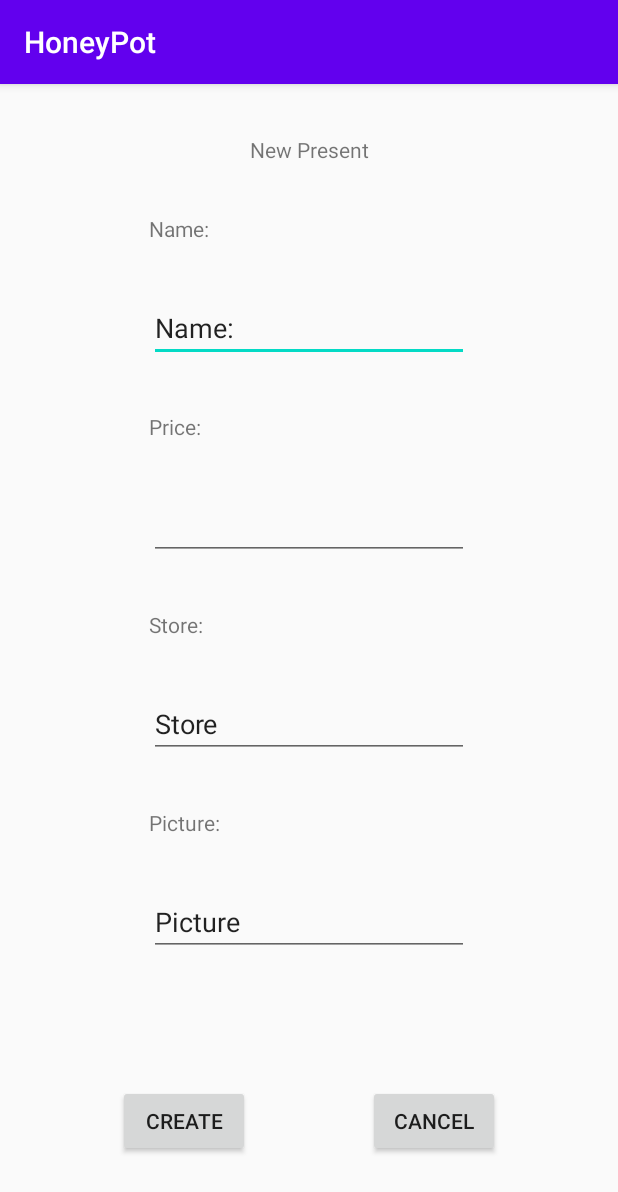
After one commit to PeaWagon/HoneyPot, an Android app: the NewPresentActivity screen opened directly, with no data from a screen before it, on a phone screen of 412 x 824 dp. The commit adds this screen. Shown: the top 1192 px of the screen. Run offline under Robolectric (Android 15) with nearby library versions, the phone set to English and light mode, and no system bars.

Commit message:
add new present activity, which writes serialized object to a file

```diff
--- a/app/src/main/AndroidManifest.xml
+++ b/app/src/main/AndroidManifest.xml
@@ -9,7 +9,8 @@
         android:roundIcon="@mipmap/ic_launcher_round"
         android:supportsRtl="true"
         android:theme="@style/AppTheme">
-        <activity android:name=".RemindersActivity"></activity>
+        <activity android:name=".NewPresentActivity"></activity>
+        <activity android:name=".RemindersActivity" />
         <activity android:name=".PresentsActivity" />
         <activity android:name=".HoneyActivity" />
         <activity android:name=".MainActivity">
--- a/app/src/main/java/com/jj/honeypot/PresentsActivity.java
+++ b/app/src/main/java/com/jj/honeypot/PresentsActivity.java
@@ -2,6 +2,7 @@ package com.jj.honeypot;
 
 import androidx.appcompat.app.AppCompatActivity;
 
+import android.content.Intent;
 import android.os.Bundle;
 import android.util.Log;
 import android.view.View;
@@ -15,6 +16,7 @@ public class PresentsActivity extends AppCompatActivity {
     }
 
     public void onClickPresentsFab(View view) {
-        Log.d("test", "hello from fab");
+        Intent newPresentActivityIntent = new Intent(this, NewPresentActivity.class);
+        startActivity(newPresentActivityIntent);
     }
 }
--- /dev/null
+++ b/app/src/main/res/layout/activity_new_present.xml
@@ -0,0 +1,147 @@
+<?xml version="1.0" encoding="utf-8"?>
+<androidx.constraintlayout.widget.ConstraintLayout xmlns:android="http://schemas.android.com/apk/res/android"
+    xmlns:app="http://schemas.android.com/apk/res-auto"
+    xmlns:tools="http://schemas.android.com/tools"
+    android:layout_width="match_parent"
+    android:layout_height="match_parent"
+    tools:context=".NewPresentActivity">
+
+    <!--make label float above input field-->
+    <!--https://guides.codepath.com/android/Working-with-the-EditText-->
+
+    <TextView
+        android:id="@+id/textViewNewPresentTitle"
+        android:layout_width="wrap_content"
+        android:layout_height="wrap_content"
+        android:text="@string/new_present_title"
+        app:layout_constraintTop_toTopOf="parent"
+        app:layout_constraintStart_toStartOf="parent"
+        app:layout_constraintEnd_toEndOf="parent"
+        app:layout_constraintBottom_toTopOf="@id/textViewNewPresentName"
+        />
+
+    <TextView
+        android:id="@+id/textViewNewPresentName"
+        android:layout_width="wrap_content"
+        android:layout_height="wrap_content"
+        android:text="@string/new_present_name"
+        app:layout_constraintBottom_toTopOf="@id/editTextNewPresentName"
+        app:layout_constraintEnd_toEndOf="@id/editTextNewPresentName"
+        app:layout_constraintHorizontal_bias="0.0"
+        app:layout_constraintStart_toStartOf="@id/editTextNewPresentName"
+        app:layout_constraintTop_toBottomOf="@id/textViewNewPresentTitle" />
+
+    <EditText
+        android:id="@+id/editTextNewPresentName"
+        android:layout_width="wrap_content"
+        android:layout_height="wrap_content"
+        android:ems="10"
+        android:inputType="text"
+        android:text="@string/new_present_name"
+        app:layout_constraintEnd_toEndOf="parent"
+        app:layout_constraintStart_toStartOf="parent"
+        app:layout_constraintTop_toBottomOf="@id/textViewNewPresentName"
+        app:layout_constraintBottom_toTopOf="@id/textViewNewPresentPrice"
+        />
+
+    <TextView
+        android:id="@+id/textViewNewPresentPrice"
+        android:layout_width="wrap_content"
+        android:layout_height="wrap_content"
+        android:text="@string/new_present_price"
+        app:layout_constraintBottom_toTopOf="@id/editTextNewPresentPrice"
+        app:layout_constraintEnd_toEndOf="@id/editTextNewPresentPrice"
+        app:layout_constraintHorizontal_bias="0.0"
+        app:layout_constraintStart_toStartOf="@id/editTextNewPresentPrice"
+        app:layout_constraintTop_toBottomOf="@id/editTextNewPresentName" />
+
+    <EditText
+        android:id="@+id/editTextNewPresentPrice"
+        android:layout_width="wrap_content"
+        android:layout_height="wrap_content"
+        android:ems="10"
+        android:inputType="numberDecimal"
+        app:layout_constraintBottom_toTopOf="@id/textViewNewPresentStore"
+        app:layout_constraintEnd_toEndOf="parent"
+        app:layout_constraintStart_toStartOf="parent"
+        app:layout_constraintTop_toBottomOf="@id/textViewNewPresentPrice" />
+
+    <TextView
+        android:id="@+id/textViewNewPresentStore"
+        android:layout_width="wrap_content"
+        android:layout_height="wrap_content"
+        android:text="@string/new_present_store"
+        app:layout_constraintBottom_toTopOf="@id/editTextNewPresentStore"
+        app:layout_constraintEnd_toEndOf="@id/editTextNewPresentStore"
+        app:layout_constraintHorizontal_bias="0.0"
+        app:layout_constraintStart_toStartOf="@id/editTextNewPresentStore"
+        app:layout_constraintTop_toBottomOf="@id/editTextNewPresentPrice" />
+
+    <EditText
+        android:id="@+id/editTextNewPresentStore"
+        android:layout_width="wrap_content"
+        android:layout_height="wrap_content"
+        android:ems="10"
+        android:inputType="text"
+        android:text="Store"
+        app:layout_constraintBottom_toTopOf="@id/textViewNewPresentPicture"
+        app:layout_constraintEnd_toEndOf="parent"
+        app:layout_constraintStart_toStartOf="parent"
+        app:layout_constraintTop_toBottomOf="@id/textViewNewPresentStore" />
+
+    <TextView
+        android:id="@+id/textViewNewPresentPicture"
+        android:layout_width="wrap_content"
+        android:layout_height="wrap_content"
+        android:text="@string/new_present_picture"
+        app:layout_constraintBottom_toTopOf="@id/editTextNewPresentPicture"
+        app:layout_constraintEnd_toEndOf="@id/editTextNewPresentPicture"
+        app:layout_constraintHorizontal_bias="0.0"
+        app:layout_constraintStart_toStartOf="@id/editTextNewPresentPicture"
+        app:layout_constraintTop_toBottomOf="@id/editTextNewPresentStore" />
+
+    <EditText
+        android:id="@+id/editTextNewPresentPicture"
+        android:layout_width="wrap_content"
+        android:layout_height="wrap_content"
+        android:ems="10"
+        android:inputType="text"
+        android:text="Picture"
+        app:layout_constraintBottom_toTopOf="@id/guidelineNewPresent"
+        app:layout_constraintEnd_toEndOf="parent"
+        app:layout_constraintStart_toStartOf="parent"
+        app:layout_constraintTop_toBottomOf="@id/textViewNewPresentPicture"
+         />
+
+    <Button
+        android:id="@+id/buttonCreateNewPresent"
+        android:layout_width="wrap_content"
+        android:layout_height="wrap_content"
+        android:onClick="onClickCreateNewPresentButton"
+        android:text="@string/button_new_present_create"
+        app:layout_constraintBottom_toBottomOf="parent"
+        app:layout_constraintEnd_toStartOf="@id/buttonCancelNewPresent"
+        app:layout_constraintStart_toStartOf="parent"
+        app:layout_constraintTop_toBottomOf="@id/guidelineNewPresent" />
+
+    <Button
+        android:id="@+id/buttonCancelNewPresent"
+        android:layout_width="wrap_content"
+        android:layout_height="wrap_content"
+        android:onClick="onClickCancelNewPresentButton"
+        android:text="@string/button_new_present_cancel"
+        app:layout_constraintBottom_toBottomOf="parent"
+        app:layout_constraintEnd_toEndOf="parent"
+        app:layout_constraintStart_toEndOf="@id/buttonCreateNewPresent"
+        app:layout_constraintTop_toBottomOf="@id/guidelineNewPresent" />
+
+    <androidx.constraintlayout.widget.Guideline
+        android:id="@+id/guidelineNewPresent"
+        android:layout_width="wrap_content"
+        android:layout_height="wrap_content"
+        android:orientation="horizontal"
+        app:layout_constraintGuide_percent="0.8" />
+
+
+
+</androidx.constraintlayout.widget.ConstraintLayout>
--- a/app/src/main/res/layout/activity_presents.xml
+++ b/app/src/main/res/layout/activity_presents.xml
@@ -22,6 +22,7 @@
             android:layout_gravity="end|bottom"
             android:layout_margin="@dimen/fab_presents_margin"
             android:clickable="true"
+            android:contentDescription="@string/fab_presents_new_hint"
             android:focusable="true"
             android:onClick="onClickPresentsFab"
             app:backgroundTint="#E91E63"
--- a/app/src/main/res/values/strings.xml
+++ b/app/src/main/res/values/strings.xml
@@ -3,4 +3,14 @@
     <string name="button_main_honey">My Honey</string>
     <string name="button_main_presents">Presents</string>
     <string name="button_main_reminders">Reminders</string>
+
+    <string name="fab_presents_new_hint">Create a new present.</string>
+
+    <string name="new_present_title">New Present</string>
+    <string name="new_present_name">Name:</string>
+    <string name="new_present_price">Price:</string>
+    <string name="new_present_store">Store:</string>
+    <string name="new_present_picture">Picture:</string>
+    <string name="button_new_present_create">Create</string>
+    <string name="button_new_present_cancel">Cancel</string>
 </resources>
--- a/build.gradle
+++ b/build.gradle
@@ -8,7 +8,7 @@ buildscript {
 
     }
     dependencies {
-        classpath 'com.android.tools.build:gradle:3.6.3'
+        classpath 'com.android.tools.build:gradle:4.1.1'
 
 
         // NOTE: Do not place your application dependencies here; they belong
```
Also changed, not shown: app/src/main/java/com/jj/honeypot/NewPresentActivity.java (added, +95 -0 lines), app/src/main/java/com/jj/honeypot/Present.java (added, +37 -0 lines), gradle/wrapper/gradle-wrapper.properties.
